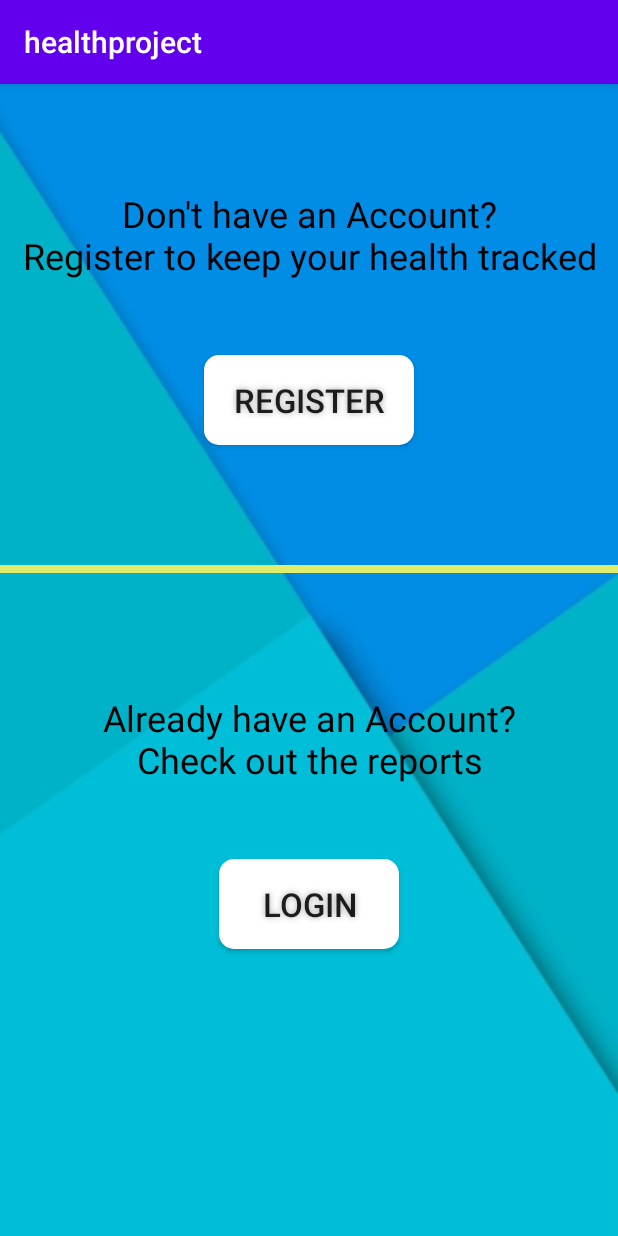
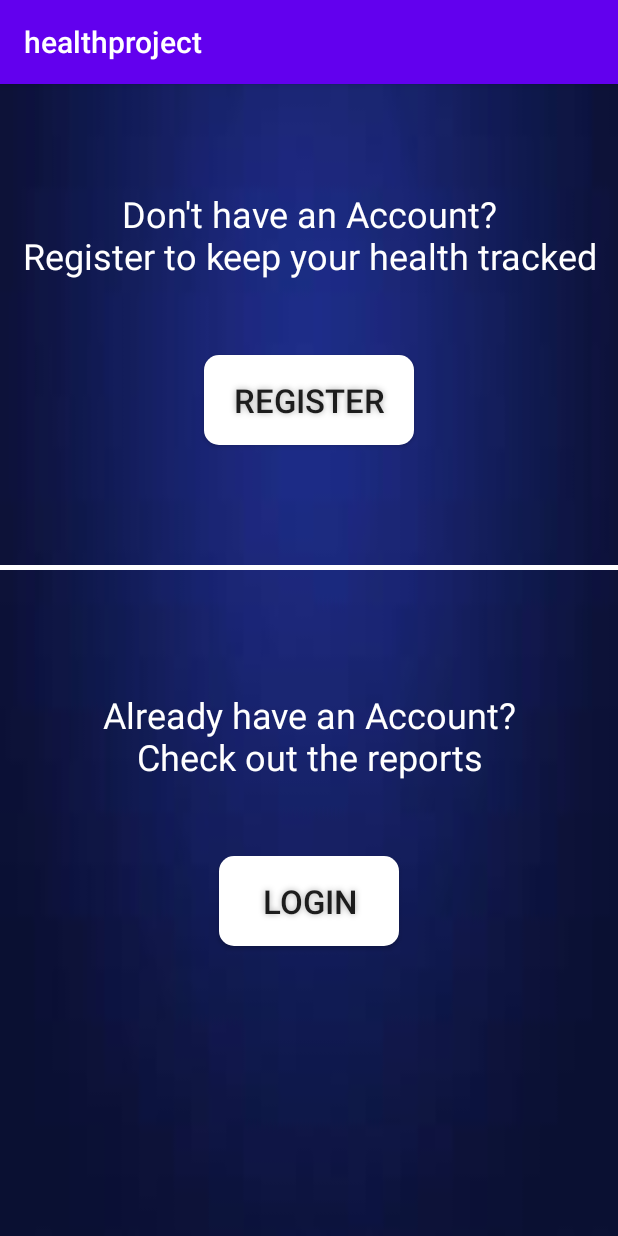
Before and after one commit to bsaibrahadeesh/RecordPlus, an Android app: the screen it shows after launch (secondpage), after a tap on "GET STARTED", on a phone screen of 412 x 824 dp. Run offline under Robolectric (Android 15) with nearby library versions, the phone set to English and light mode, and no system bars; Roboto replaces fonts that are not available here.

Commit message:
Spinner formatted & uniform background is set

```diff
--- a/app/src/main/res/layout/activity_adminbase.xml
+++ b/app/src/main/res/layout/activity_adminbase.xml
@@ -4,7 +4,7 @@
     xmlns:tools="http://schemas.android.com/tools"
     android:layout_width="match_parent"
     android:layout_height="match_parent"
-    android:background="@drawable/img3"
+    android:background="@drawable/img"
     tools:context=".adminbase">
 
     <TextView
--- a/app/src/main/res/layout/activity_adminoption1.xml
+++ b/app/src/main/res/layout/activity_adminoption1.xml
@@ -4,7 +4,7 @@
     xmlns:tools="http://schemas.android.com/tools"
     android:layout_width="match_parent"
     android:layout_height="match_parent"
-    android:background="@drawable/img3"
+    android:background="@drawable/img"
     tools:context=".admin_student">
 
     <ScrollView
--- a/app/src/main/res/layout/activity_adminoption2.xml
+++ b/app/src/main/res/layout/activity_adminoption2.xml
@@ -5,7 +5,7 @@
     android:id="@+id/color"
     android:layout_width="match_parent"
     android:layout_height="match_parent"
-    android:background="@drawable/img5"
+    android:background="@drawable/img"
     tools:context=".adminoption2">
 
 
--- a/app/src/main/res/layout/activity_adminoption3.xml
+++ b/app/src/main/res/layout/activity_adminoption3.xml
@@ -5,7 +5,7 @@
     android:id="@+id/Medicines"
     android:layout_width="match_parent"
     android:layout_height="match_parent"
-    android:background="@drawable/img3"
+    android:background="@drawable/img"
     tools:context=".adminoption3">
 
 
--- a/app/src/main/res/layout/activity_choicepage.xml
+++ b/app/src/main/res/layout/activity_choicepage.xml
@@ -4,7 +4,7 @@
     xmlns:tools="http://schemas.android.com/tools"
     android:layout_width="match_parent"
     android:layout_height="match_parent"
-    android:background="@drawable/img3"
+    android:background="@drawable/img"
     tools:context=".userbase">
 
     <Button
--- a/app/src/main/res/layout/activity_main.xml
+++ b/app/src/main/res/layout/activity_main.xml
@@ -1,4 +1,4 @@
-<?xml version="1.0" encoding="utf-8"?>
+ <?xml version="1.0" encoding="utf-8"?>
 <RelativeLayout xmlns:android="http://schemas.android.com/apk/res/android"
     xmlns:app="http://schemas.android.com/apk/res-auto"
     xmlns:tools="http://schemas.android.com/tools"
--- a/app/src/main/res/layout/activity_registerpage.xml
+++ b/app/src/main/res/layout/activity_registerpage.xml
@@ -4,7 +4,7 @@
     xmlns:tools="http://schemas.android.com/tools"
     android:layout_width="match_parent"
     android:layout_height="match_parent"
-    android:background="@drawable/img2"
+    android:background="@drawable/img"
     tools:context=".Registerpage">
 
     <ScrollView
@@ -26,6 +26,7 @@
                 android:layout_centerHorizontal="true"
                 android:text="Registration"
                 android:textStyle="bold"
+                android:textColor="@android:color/white"
                 android:textAllCaps="true"
                 android:textSize="36dp"/>
 
--- a/app/src/main/res/layout/activity_secondpage.xml
+++ b/app/src/main/res/layout/activity_secondpage.xml
@@ -4,7 +4,7 @@
     xmlns:tools="http://schemas.android.com/tools"
     android:layout_width="match_parent"
     android:layout_height="match_parent"
-    android:background="@drawable/img2"
+    android:background="@drawable/img"
     tools:context=".secondpage">
 
     <TextView
@@ -16,7 +16,7 @@
         android:layout_marginTop="70dp"
         android:gravity="center"
         android:text="Don't have an Account?\nRegister to keep your health tracked"
-        android:textColor="@android:color/black"
+        android:textColor="@android:color/white"
         android:textSize="24sp" />
 
     <Button
@@ -38,10 +38,10 @@
     <View
         android:id="@+id/sep"
         android:layout_width="fill_parent"
-        android:layout_height="5dp"
+        android:layout_height="3dp"
         android:layout_below="@+id/Registered"
         android:layout_marginTop="80dp"
-        android:background="#E0EC6C" />
+        android:background="#FFFFFF" />
 
     <TextView
         android:id="@+id/log"
@@ -50,7 +50,7 @@
         android:layout_below="@+id/sep"
         android:layout_centerHorizontal="true"
         android:layout_marginTop="80dp"
-        android:textColor="@android:color/black"
+        android:textColor="@android:color/white"
         android:gravity="center"
         android:text="Already have an Account?\nCheck out the reports"
         android:textSize="24sp" />
--- a/app/src/main/res/layout/activity_userbase.xml
+++ b/app/src/main/res/layout/activity_userbase.xml
@@ -4,7 +4,7 @@
     xmlns:tools="http://schemas.android.com/tools"
     android:layout_width="match_parent"
     android:layout_height="match_parent"
-    android:background="@drawable/img4"
+    android:background="@drawable/img"
     tools:context=".userbase">
 
     <Button
```
Also changed, not shown: app/src/main/res/layout/activity_loginpage.xml (+5 -3 lines), app/src/main/res/layout/colour_spinner_layout.xml (added, +11 -0 lines), app/src/main/res/layout/spinner_dropdown_layout.xml (added, +12 -0 lines).
